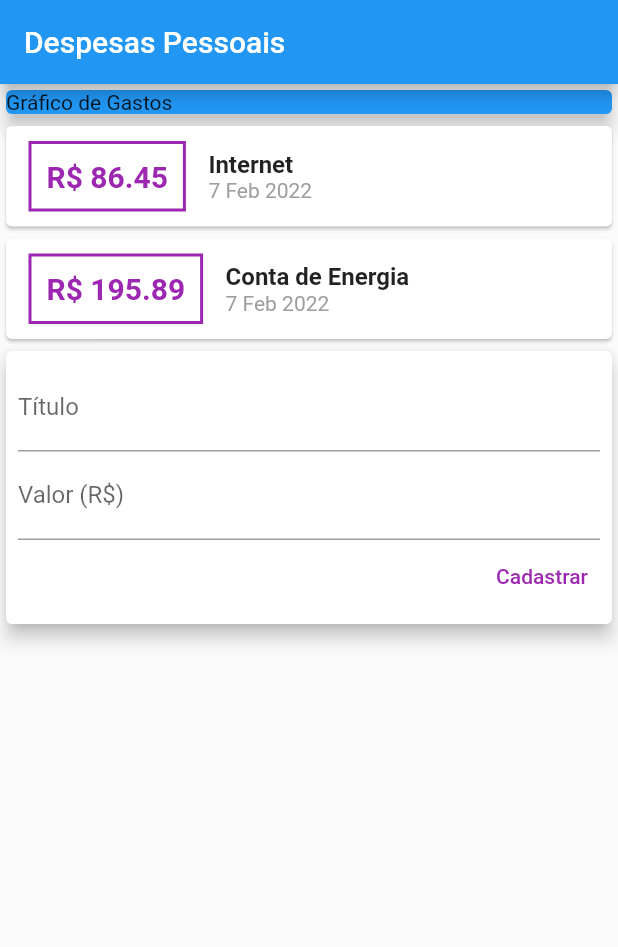
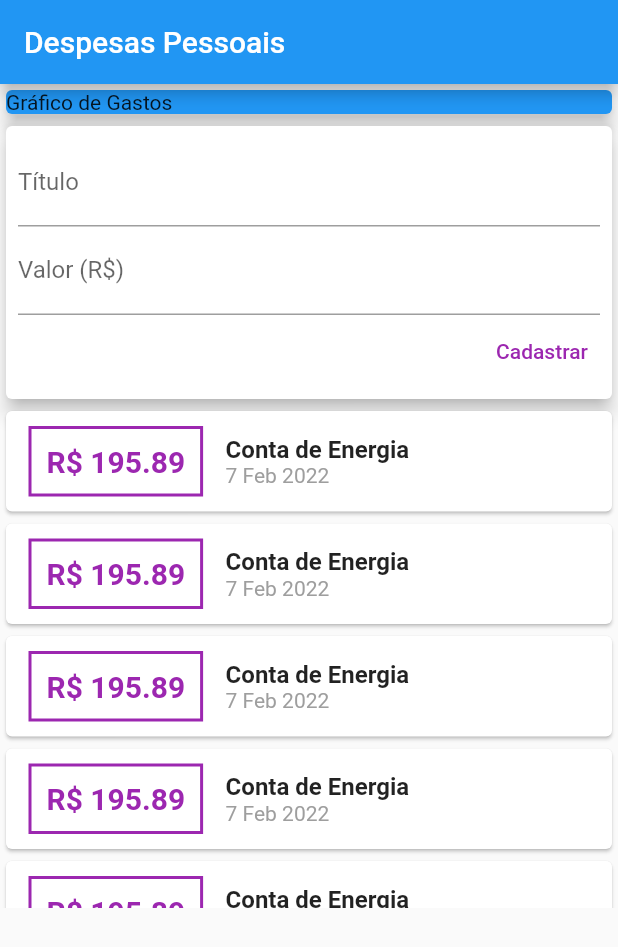
Before and after one commit to mateusmeds/expenses, a Flutter app: the screen it shows after launch, on a phone screen of 412 x 824 dp. Shown: the top 947 px of the screen. Run offline on Flutter 3.47's test engine with Material 2 defaults, Android fonts, the phone set to English and light mode, and no system bars.

```diff
--- a/lib/components/transaction_list.dart
+++ b/lib/components/transaction_list.dart
@@ -9,8 +9,16 @@ class TransactionList extends StatelessWidget {
 
   @override
   Widget build(BuildContext context) {
-    return Column(children: <Widget>[
-      ..._transactions.map((transaction) {
+    return Container(
+      height: 335,
+      child: ListView.builder(
+        //Quantidade de itens que vai ter na lista
+        itemCount: _transactions.length,
+
+        itemBuilder: (ctx, index) {
+
+          final transaction = _transactions[index];
+
           return Card(
             child: Row(
               children: <Widget>[
@@ -50,7 +58,8 @@ class TransactionList extends StatelessWidget {
               ],
             ),
           );
-      }).toList(),
-    ]);
+        }
+      ),
+    );
   }
 }
--- a/lib/components/transaction_user.dart
+++ b/lib/components/transaction_user.dart
@@ -15,9 +15,37 @@ class TransactionUser extends StatefulWidget {
 class _TransactionUserState extends State<TransactionUser> {
   final _transactions = [
     Transaction(
-        id: "t1", title: "Internet", value: 86.45, date: DateTime.now()),
+        id: "t1",
+        title: "Conta de Energia",
+        value: 195.89,
+        date: DateTime.now()),
     Transaction(
         id: "t2",
+        title: "Conta de Energia",
+        value: 195.89,
+        date: DateTime.now()),
+    Transaction(
+        id: "t3",
+        title: "Conta de Energia",
+        value: 195.89,
+        date: DateTime.now()),
+    Transaction(
+        id: "t4",
+        title: "Conta de Energia",
+        value: 195.89,
+        date: DateTime.now()),
+    Transaction(
+        id: "t5",
+        title: "Conta de Energia",
+        value: 195.89,
+        date: DateTime.now()),
+    Transaction(
+        id: "t6",
+        title: "Conta de Energia",
+        value: 195.89,
+        date: DateTime.now()),
+    Transaction(
+        id: "t7",
         title: "Conta de Energia",
         value: 195.89,
         date: DateTime.now()),
@@ -43,9 +71,9 @@ class _TransactionUserState extends State<TransactionUser> {
   Widget build(BuildContext context) {
     return Column(
       children: [
-        TransactionList(_transactions),
         //Passando a função para receber os dados do componente filho ao executar a chamada da função
         TransactionForm(_addTransaction),
+        TransactionList(_transactions),
       ],
     );
   }
--- a/lib/main.dart
+++ b/lib/main.dart
@@ -25,7 +25,8 @@ class HomePage extends StatelessWidget {
         title: const Text("Despesas Pessoais"),
       ),
       //Todos os componentes estão dentro do Column
-      body: Column(
+      body: SingleChildScrollView(
+        child: Column(
           crossAxisAlignment: CrossAxisAlignment.stretch,
           children: <Widget>[
             //Gráfico de despesas por dia na semana atual
@@ -42,6 +43,7 @@ class HomePage extends StatelessWidget {
             TransactionUser()
           ],
         ),
+      ),
     );
   }
 }
```
Lines whose indentation alone changed are shown as unchanged.
